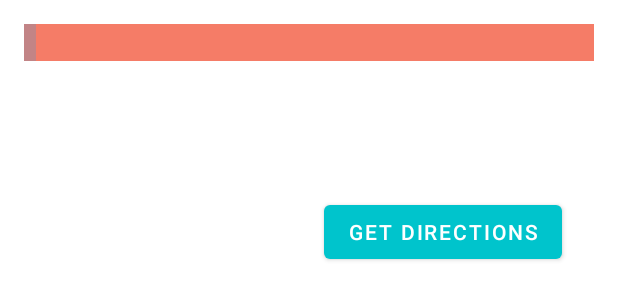
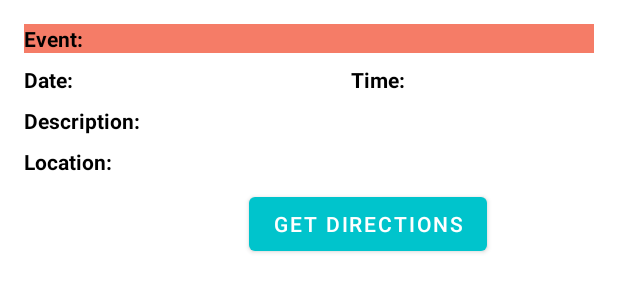
Before and after one commit to Digitely/Mobile_App, an Android app: the layout item_event.xml on its own in the app's theme, with its tools: preview values and no code run, on a phone screen of 412 x 824 dp. Shown: the top 300 px of the screen. Run offline under Robolectric (Android 15) with nearby library versions, the phone set to English and light mode, and no system bars.

Commit message:
ui updates
discussed

-- some code not functional?
     -services page

```diff
--- a/app/src/main/res/layout/item_event.xml
+++ b/app/src/main/res/layout/item_event.xml
@@ -12,34 +12,33 @@
         android:background="@color/redish">
 
         <!-- Orange block on the left -->
-        <View
-            android:layout_width="8dp"
-            android:layout_height="match_parent"
-            android:background="@color/redpink"/>
+
 
         <!-- Event name -->
         <TextView
             android:id="@+id/text_event_name"
-            android:layout_width="match_parent"
+            android:layout_width="wrap_content"
             android:layout_height="wrap_content"
-            android:textSize="18sp"
+            android:textSize="14sp"
+            android:textColor="@color/black"
+            android:text="Event:"
             android:textStyle="bold"
-            android:paddingStart="8dp" />
+            android:paddingStart="0dp" />
 
         <!-- Orange block on the right -->
         <View
             android:layout_width="8dp"
             android:layout_height="match_parent"
-            android:background="@android:color/holo_orange_dark" />
+        />
 
     </LinearLayout>
 
     <!-- Event date -->
     <LinearLayout
-        android:layout_width="wrap_content"
+        android:layout_width="382dp"
         android:layout_height="wrap_content"
-        android:orientation="horizontal"
-        android:layout_marginTop="8dp">
+        android:layout_marginTop="8dp"
+        android:orientation="horizontal">
 
         <!-- Date icon
         <ImageView
@@ -50,22 +49,33 @@
         <!-- Event date -->
         <TextView
             android:id="@+id/text_event_date"
-            android:layout_width="wrap_content"
-            android:layout_height="wrap_content"
-            android:layout_marginStart="8dp"
-            android:textSize="14sp" />
+            android:layout_width="218dp"
+            android:layout_height="match_parent"
+            android:text="Date:"
+            android:textColor="@color/black"
+            android:textSize="14sp"
+            android:textStyle="bold" />
         <TextView
             android:id="@+id/text_event_time"
-            android:layout_width="wrap_content"
+            android:layout_width="154dp"
+            android:text="Time:"
+            android:textColor="@color/black"
             android:layout_height="wrap_content"
-            android:layout_marginStart="8dp"
+            android:layout_marginLeft="0dp"
+            android:textStyle="bold"
             android:textSize="14sp" />
+
+
+
     </LinearLayout>
 
     <!-- Event description -->
     <TextView
         android:id="@+id/text_event_description"
         android:layout_width="match_parent"
+        android:textColor="@color/black"
+        android:textStyle="bold"
+        android:text="Description:"
         android:layout_height="wrap_content"
         android:layout_marginTop="8dp" />
 
@@ -74,6 +84,9 @@
         android:id="@+id/text_event_location"
         android:layout_width="match_parent"
         android:layout_height="wrap_content"
+        android:textColor="@color/black"
+        android:textStyle="bold"
+        android:text="Location:"
         android:layout_marginTop="8dp" />
 
     <!-- Get Directions button -->
@@ -82,8 +95,9 @@
         android:layout_width="wrap_content"
         android:layout_height="wrap_content"
         android:text="Get Directions"
+
         android:layout_marginTop="8dp"
-        android:layout_marginLeft="200dp"/>
+        android:layout_marginLeft="150dp"/>
 
     <!-- Add any other views or styling as desired -->
 
```
Also changed, not shown: app/src/main/java/com/example/sevahandsversionone/ServicesItems.kt (+7 -7 lines), app/src/main/res/layout/activity_edit_event.xml (+11 -9 lines), app/src/main/res/layout/event_item.xml (+7 -5 lines), app/src/main/res/layout/services_items.xml (+7 -4 lines), app/src/main/res/layout/volunteers_list.xml (+16 -13 lines).
